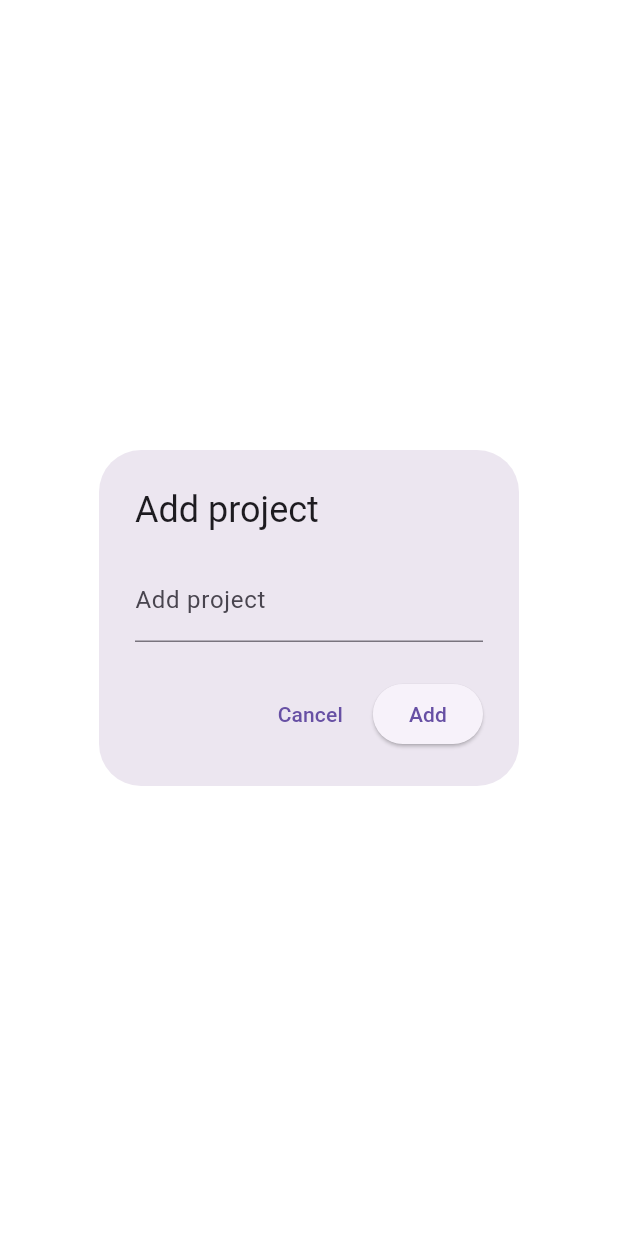
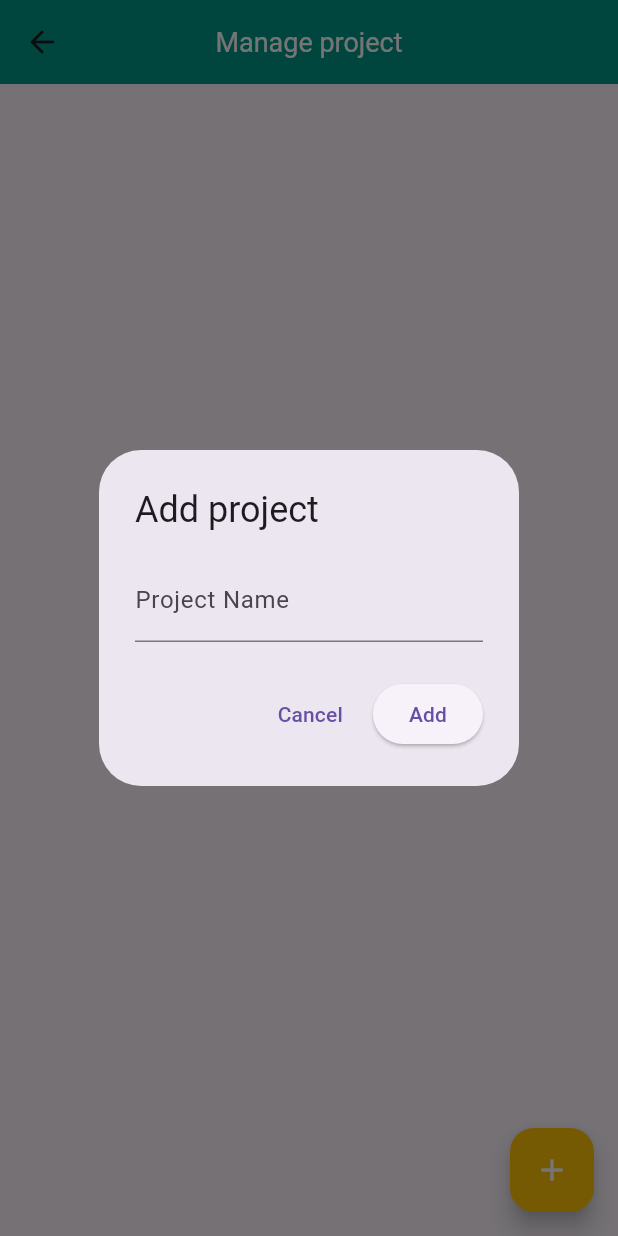
Before and after one commit to ThibautDegbetchi/flutter_final_project, a Flutter app: the ManageProjectScreen screen opened directly, after a tap on the "add" icon, on a phone screen of 412 x 824 dp. Run offline on Flutter 3.47's test engine with Material 3 defaults, Android fonts, the phone set to English and light mode, and no system bars; our stand-ins replace localstorage.

Commit message:
update: modal display

```diff
--- a/lib/screens/addTaskScreen.dart
+++ b/lib/screens/addTaskScreen.dart
@@ -1,26 +1,23 @@
 import 'package:flutter/material.dart';
-import 'package:localstorage/localstorage.dart';
 import 'package:provider/provider.dart';
 import 'package:time_tracker/models/project.dart';
 import 'package:time_tracker/providers/projectProvider.dart';
 import 'package:time_tracker/providers/taskProvider.dart';
 
 import '../models/task.dart';
-class AddTaskDialog extends StatefulWidget {
-  final bool project;
-  AddTaskDialog({required this.project});
-  @override
-  _AddTaskDialogState createState() => _AddTaskDialogState();
-}
-class _AddTaskDialogState extends State<AddTaskDialog> {
+
+
+void showDialogBox(bool project, BuildContext context) {
   final TextEditingController _nameController = TextEditingController();
-  @override
-  Widget build(BuildContext context) {
+
+  showDialog(
+    context: context,
+    builder: (BuildContext context) {
       return AlertDialog(
-      title: Text(widget.project?'Add project':'Add Task'),
+        title: Text(project ? 'Add project' : 'Add Task'),
         content: TextField(
           controller: _nameController,
-        decoration: InputDecoration(labelText: widget.project?'Add project':'Task Name'),
+          decoration: InputDecoration(labelText: project ? 'Project Name' : 'Task Name'),
         ),
         actions: <Widget>[
           TextButton(
@@ -33,17 +30,17 @@ class _AddTaskDialogState extends State<AddTaskDialog> {
             onPressed: () {
               final tagName = _nameController.text;
               if (tagName.isNotEmpty) {
-              widget.project?
-              Provider.of<ProjectProvider>(context, listen: false).addProject(
+                project
+                    ? Provider.of<ProjectProvider>(context, listen: false).addProject(
                   Project(
                     id: DateTime.now().toString(), // Génération simple d'un ID
-                    name: tagName
+                    name: tagName,
                   ),
                 )
                     : Provider.of<TaskProvider>(context, listen: false).addTask(
                   Task(
                     id: DateTime.now().toString(), // Génération simple d'un ID
-                  name: tagName
+                    name: tagName,
                   ),
                 );
                 Navigator.of(context).pop(tagName);
@@ -53,10 +50,6 @@ class _AddTaskDialogState extends State<AddTaskDialog> {
           ),
         ],
       );
+    },
+  );
 }
-  @override
-  void dispose() {
-    _nameController.dispose();
-    super.dispose();
-  }
-}
--- a/lib/screens/manageProjectSecreen.dart
+++ b/lib/screens/manageProjectSecreen.dart
@@ -41,10 +41,11 @@ class _ManageProjectScreenState extends State<ManageProjectScreen> {
         foregroundColor: Colors.white,
         onPressed: () {
           // Navigate to the screen to add a new time entry
-          Navigator.push(
-            context,
-            MaterialPageRoute(builder: (context) => AddTaskDialog(project: true,)),
-          );
+          // Navigator.push(
+          //   context,
+          //   MaterialPageRoute(builder: (context) => AddTaskDialog(project: true,)),
+          // );
+          showDialogBox(true, context);
         },
         child: Icon(Icons.add),
         tooltip: 'Add project',
```
Also changed, not shown: lib/screens/homeScreen.dart (+1 -63 lines), lib/screens/manageTaskScreen.dart (+5 -4 lines). Lines whose indentation alone changed are shown as unchanged.
